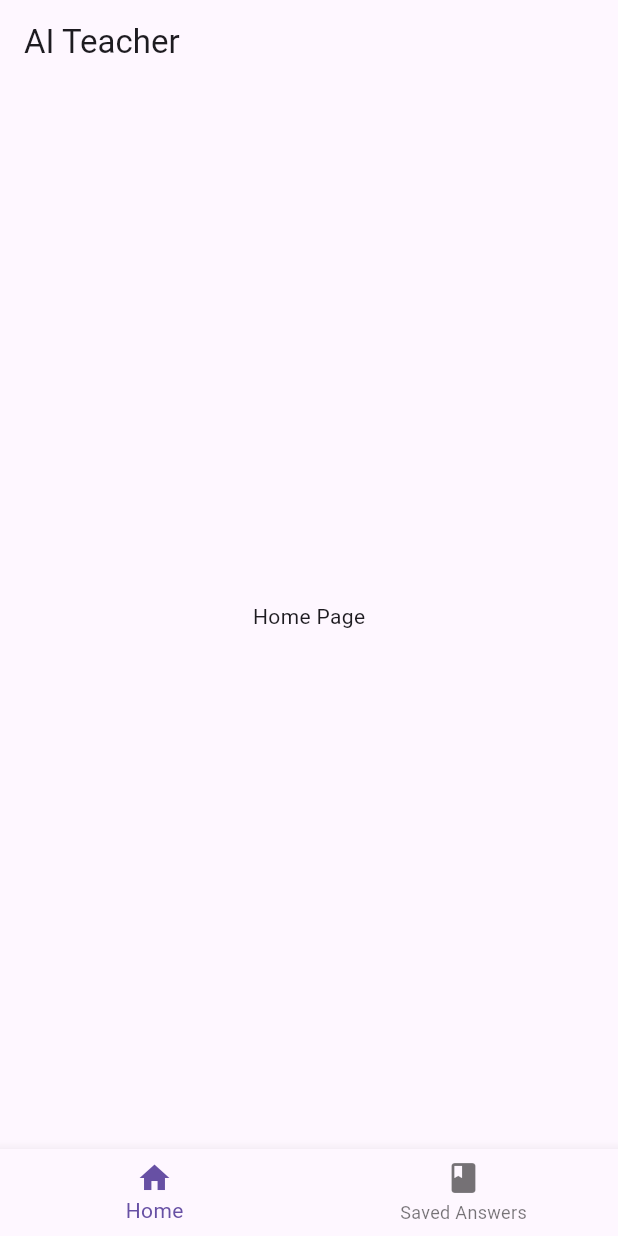
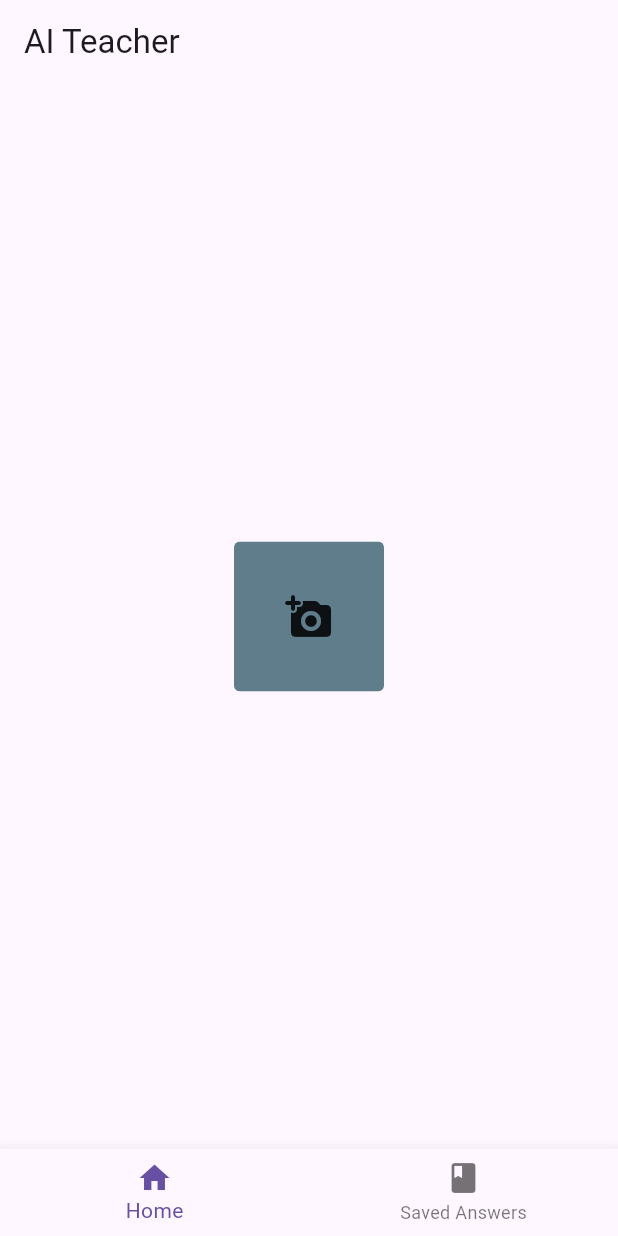
Before and after one commit to Ayush2006128/ai_teacher, a Flutter app: the screen it shows after launch, on a phone screen of 412 x 824 dp. Run offline on Flutter 3.47's test engine with Material 3 defaults, Android fonts, the phone set to English and light mode, and no system bars; our stand-ins replace firebase_core; accounts and stored records are empty.

Commit message:
add image done

```diff
--- a/lib/pages/home_page.dart
+++ b/lib/pages/home_page.dart
@@ -1,4 +1,5 @@
 import 'package:ai_teacher/pages/saved_answers.dart';
+import 'package:ai_teacher/widgets/add_image.dart';
 import 'package:ai_teacher/widgets/app_bar.dart';
 import 'package:ai_teacher/widgets/nav_bar.dart';
 import 'package:flutter/material.dart';
@@ -53,8 +54,12 @@ class HomePage extends StatelessWidget {
 
   @override
   Widget build(BuildContext context) {
-    return const Center(
-      child: Text('Home Page'),
+    return Center(
+      child: AddImage(onTap: onTap),
     );
   }
+
+  void onTap() {
+    print("tapped");
+  }
 }
--- a/lib/widgets/add_image.dart
+++ b/lib/widgets/add_image.dart
@@ -42,7 +42,35 @@ class _AddImageState extends State<AddImage> {
           hovered = false;
         });
       },
-      child: GestureDetector(),
+      child: GestureDetector(
+        onTapDown: (details) {
+          setState(() {
+            tapped = true;
+          });
+        },
+        onTapUp: (details) {
+          setState(() {
+            tapped = false;
+          });
+          widget.onTap();
+        },
+        child: SizedBox(
+          width: widget.width,
+          height: widget.height,
+          child: ClipRRect(
+            borderRadius: BorderRadius.circular(4),
+            child: Container(
+              decoration: const BoxDecoration(color: Colors.blueGrey),
+              child: const Center(
+                child: Icon(
+                  Icons.add_a_photo_rounded,
+                  size: 32,
+                ),
+              ),
+            ),
+          ),
+        ),
+      ),
     );
   }
 }
```
